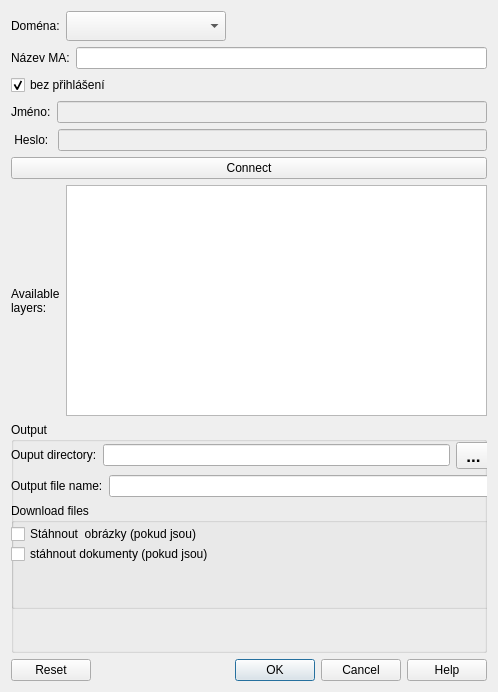
geosense/DownloadData, file download_data_dialog_base.ui: the form before one commit.
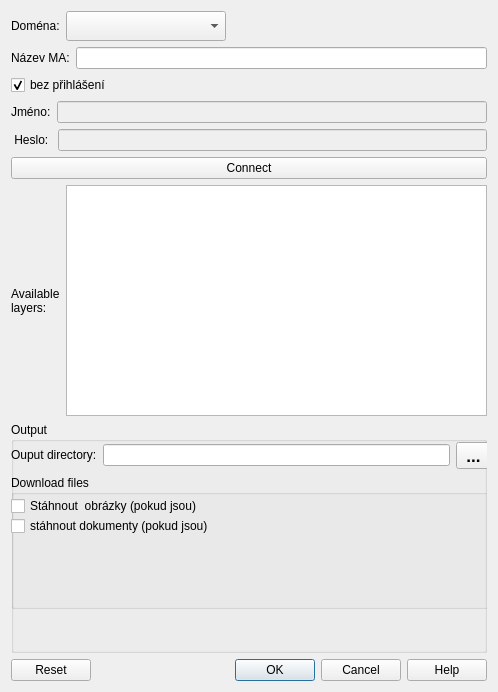
The form after the commit.

Commit message: remove filename from dialog, repair encoding

The edit to the form file:
```diff
--- a/download_data_dialog_base.ui
+++ b/download_data_dialog_base.ui
@@ -311,39 +311,6 @@
          </item>
         </layout>
        </item>
-       <item>
-        <layout class="QHBoxLayout" name="horizontalLayout_8">
-         <property name="spacing">
-          <number>6</number>
-         </property>
-         <item>
-          <widget class="QLabel" name="label_7">
-           <property name="sizePolicy">
-            <sizepolicy hsizetype="Preferred" vsizetype="Maximum">
-             <horstretch>0</horstretch>
-             <verstretch>0</verstretch>
-            </sizepolicy>
-           </property>
-           <property name="text">
-            <string>Output file name:</string>
-           </property>
-          </widget>
-         </item>
-         <item>
-          <widget class="QLineEdit" name="outputFile">
-           <property name="enabled">
-            <bool>true</bool>
-           </property>
-           <property name="sizePolicy">
-            <sizepolicy hsizetype="Expanding" vsizetype="Maximum">
-             <horstretch>0</horstretch>
-             <verstretch>0</verstretch>
-            </sizepolicy>
-           </property>
-          </widget>
-         </item>
-        </layout>
-       </item>
        <item>
         <widget class="QGroupBox" name="groupBox_2">
          <property name="title">
```
Left out of the diff: 3 changed lines with no effect on the pictures. The commit also changes 1 other file.
